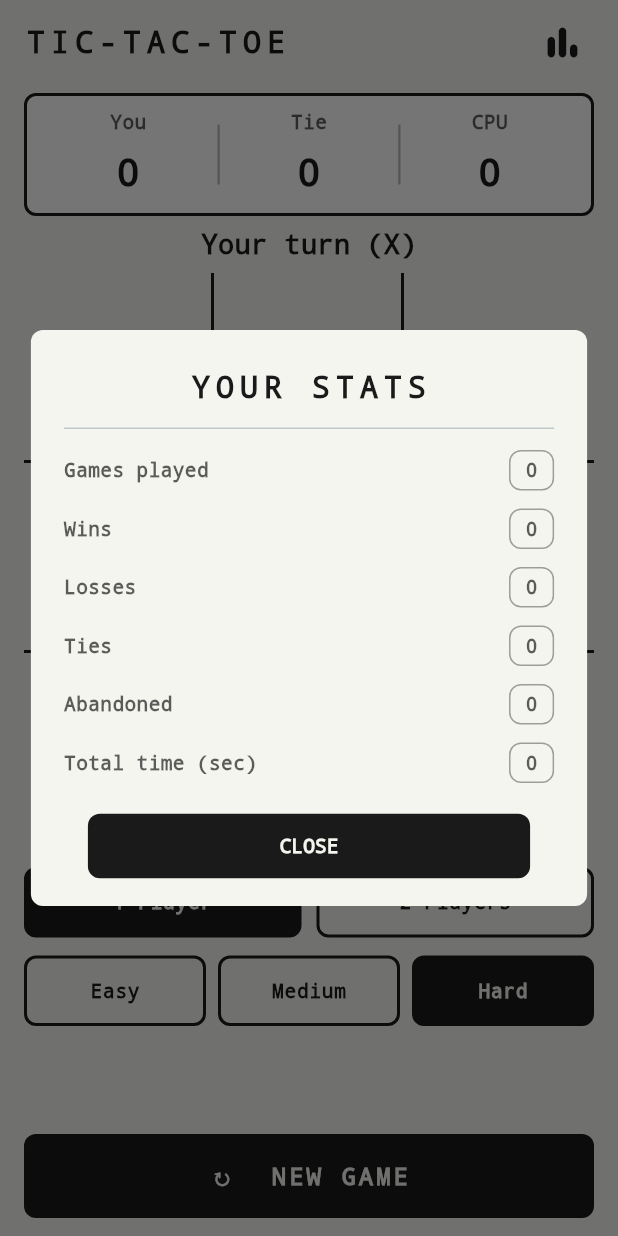
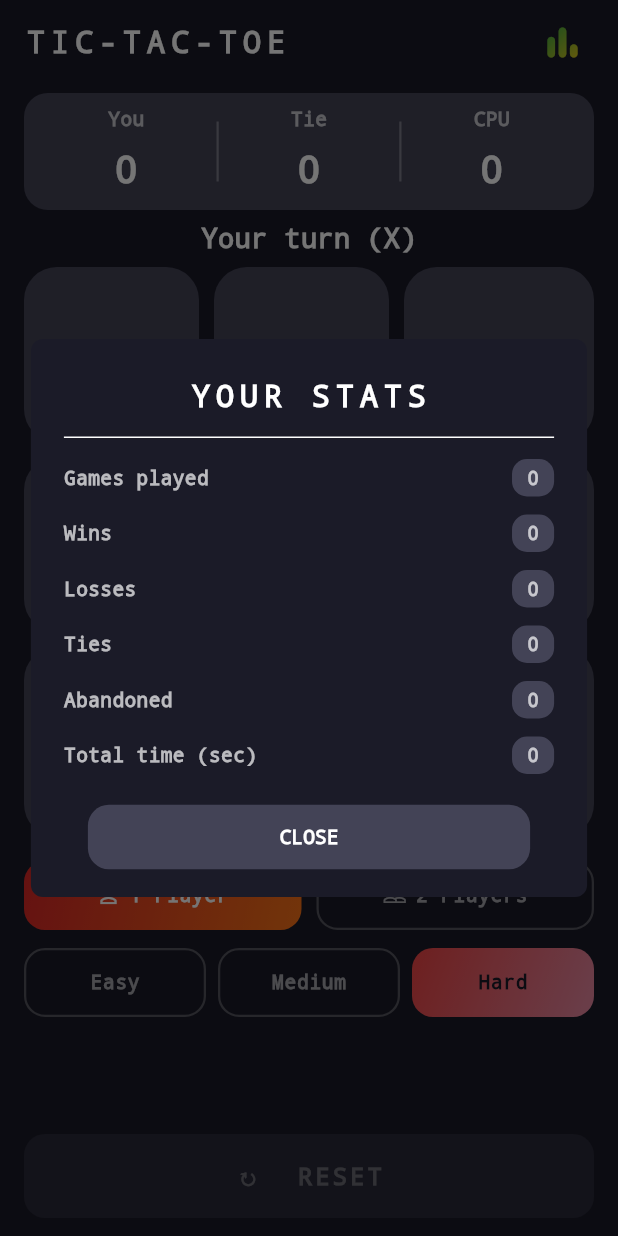
Before and after one commit to shakilab0/tictactoe, a Flutter app: the screen it shows after launch, after a tap on the "bar chart" icon, on a phone screen of 412 x 824 dp. Run offline on Flutter 3.47's test engine with Material 3 defaults, Android fonts, the phone set to English and light mode, and no system bars; our stand-ins replace fpdart, get, hive_ce, hive_ce_flutter, lottie; missing offline and left inert: posthog_flutter; accounts and stored records are empty.

Commit message:
ui modify

```diff
--- a/lib/app/my_app.dart
+++ b/lib/app/my_app.dart
@@ -14,9 +14,13 @@ class MyApp extends StatelessWidget {
       debugShowCheckedModeBanner: false,
       theme: ThemeData(
         useMaterial3: true,
+        brightness: Brightness.dark,
         scaffoldBackgroundColor: AppColor.bg,
         fontFamily: 'monospace',
-        colorScheme: ColorScheme.fromSeed(seedColor: AppColor.fg),
+        colorScheme: const ColorScheme.dark(
+          surface: AppColor.bg,
+          onSurface: AppColor.fg,
+        ),
       ),
       getPages: routes,
       initialRoute: AppRoutes.gamePage,
--- a/lib/config/app_colors.dart
+++ b/lib/config/app_colors.dart
@@ -1,14 +1,20 @@
 import 'package:flutter/material.dart';
 
-/// Centralised colour palette (mirrors the `AppColor` pattern from your
-/// production app). Retro black-on-off-white theme.
+/// Centralised colour palette — dark navy board with slate cells & teal wins.
 class AppColor {
   AppColor._();
 
-  static const Color bg = Color(0xFFF5F5F0); // off-white background
-  static const Color fg = Color(0xFF1A1A1A); // near-black foreground
-  static const Color cell = Color(0xFFFFFFFF); // empty board cell
-  static const Color accent = Color(0xFFB8E986); // winning-line highlight
-  static const Color xColor = Color(0xFF276EF1); // player X (blue)
-  static const Color oColor = Color(0xFFDE1135); // player O (red)
+  static const Color bg = Color(0xFF1B1B28);
+  static const Color fg = Color(0xFFFFFFFF);
+  static const Color cell = Color(0xFF434356);
+  static const Color accent = Color(0xFF3D8F7A);
+  static const Color xColor = Color(0xFFFFFFFF);
+  static const Color oColor = Color(0xFFFF4D4D);
+
+  static const List<Color> onePlayerGradient = [Color(0xFFDC2626), Color(0xFFF97316)];
+  static const List<Color> twoPlayerGradient = [Color(0xFF8B5CF6), Color(0xFFE689A3)];
+  static const List<Color> easyGradient = [Color(0xFF10B981), Color(0xFF6EE7B7)];
+  static const List<Color> mediumGradient = [Color(0xFFF59E0B), Color(0xFFFFB86C)];
+  static const List<Color> hardGradient = [Color(0xFFEF4444), Color(0xFFE689A3)];
+  static const List<Color> statsIconGradient = [Color(0xFF16A34A), Color(0xFFFACC15)];
 }
--- a/lib/config/app_text_style.dart
+++ b/lib/config/app_text_style.dart
@@ -17,7 +17,7 @@ TextStyle textStyleStatus() => const TextStyle(
 TextStyle textStyleLabel() => TextStyle(
       fontSize: 13,
       fontWeight: FontWeight.w600,
-      color: Color.fromRGBO(26, 26, 26, 0.7), // AppColor.fg @ 70%
+      color: AppColor.fg.withOpacity(0.7),
     );
 
 TextStyle textStyleScore() => const TextStyle(
@@ -30,5 +30,5 @@ TextStyle textStyleButton() => const TextStyle(
       fontSize: 16,
       fontWeight: FontWeight.bold,
       letterSpacing: 2,
-      color: AppColor.bg,
+      color: AppColor.fg,
     );
--- a/lib/feature/ticTacToe/presentation/tic_tac_toe_controller.dart
+++ b/lib/feature/ticTacToe/presentation/tic_tac_toe_controller.dart
@@ -43,6 +43,7 @@ class TicTacToeController extends GetxController with WidgetsBindingObserver {
   static const String _cpu = 'O';
   final Random _random = Random();
   int _moveCount = 0;
+  int _moveGeneration = 0;
   bool _gameInProgress = false;
   DateTime _gameStartTime = DateTime.now();
   DateTime _sessionStartTime = DateTime.now();
@@ -55,6 +56,7 @@ class TicTacToeController extends GetxController with WidgetsBindingObserver {
 
   String get leftLabel => mode.value == GameMode.onePlayer ? 'You' : 'Player X';
   String get rightLabel => mode.value == GameMode.onePlayer ? 'CPU' : 'Player O';
+  bool get canRematch => board.any((cell) => cell.isNotEmpty) || gameOver.value;
 
   @override
   void onInit() {
@@ -97,6 +99,7 @@ class TicTacToeController extends GetxController with WidgetsBindingObserver {
 
   // ── Game flow ───────────────────────────────────────────────────────
   void startNewGame() {
+    _moveGeneration++;
     board.assignAll(List.filled(9, ''));
     currentPlayer.value = 'X';
     gameOver.value = false;
@@ -137,8 +140,12 @@ class TicTacToeController extends GetxController with WidgetsBindingObserver {
     if (gameOver.value) return;
 
     if (mode.value == GameMode.onePlayer && currentPlayer.value == _cpu) {
+      final generation = _moveGeneration;
       debugPrint('TTT    🤖 scheduling computer move…');
-      Future.delayed(const Duration(milliseconds: 350), _computerMove);
+      Future.delayed(
+        const Duration(milliseconds: 350),
+        () => _computerMove(generation),
+      );
     }
   }
 
@@ -166,33 +173,59 @@ class TicTacToeController extends GetxController with WidgetsBindingObserver {
     statusMessage.value = _turnMessage();
   }
 
-  void _computerMove() {
-    if (gameOver.value) return;
+  void _computerMove(int generation) {
+    if (generation != _moveGeneration || gameOver.value) return;
+    if (currentPlayer.value != _cpu) return;
+
     final move = _chooseComputerMove();
-    debugPrint('TTT    🤖 computer chose $move');
-    if (move != -1) _placeMark(move, _cpu);
+    debugPrint('TTT    🤖 computer chose $move (${difficulty.value.name})');
+    if (move == -1) return;
+
+    _placeMark(move, _cpu);
   }
 
   // ── AI ──────────────────────────────────────────────────────────────
   int _chooseComputerMove() {
     final empties = _emptyCells(board);
     if (empties.isEmpty) return -1;
+
+    final winMove = _findImmediateMove(_cpu);
+    final blockMove = _findImmediateMove(_you);
+
     switch (difficulty.value) {
       case Difficulty.easy:
+        if (winMove != null && _random.nextDouble() < 0.45) return winMove;
+        if (blockMove != null && _random.nextDouble() < 0.3) return blockMove;
         return empties[_random.nextInt(empties.length)];
+
       case Difficulty.medium:
+        if (winMove != null) return winMove;
+        if (blockMove != null) return blockMove;
         return _random.nextBool()
             ? _bestMove()
             : empties[_random.nextInt(empties.length)];
+
       case Difficulty.hard:
+        if (winMove != null) return winMove;
+        if (blockMove != null) return blockMove;
         return _bestMove();
     }
   }
 
+  int? _findImmediateMove(String player) {
+    for (final i in _emptyCells(board)) {
+      final trial = List<String>.from(board);
+      trial[i] = player;
+      if (_findWinningLine(trial, player) != null) return i;
+    }
+    return null;
+  }
+
   int _bestMove() {
     final b = List<String>.from(board);
-    int bestScore = -1000;
-    int move = -1;
+    var bestScore = -1000;
+    var move = -1;
+
     for (final i in _emptyCells(b)) {
       b[i] = _cpu;
       final score = _minimax(b, 0, false);
@@ -202,7 +235,11 @@ class TicTacToeController extends GetxController with WidgetsBindingObserver {
         move = i;
       }
     }
-    return move;
+
+    if (move != -1) return move;
+
+    final empties = _emptyCells(board);
+    return empties.isEmpty ? -1 : empties[_random.nextInt(empties.length)];
   }
 
   int _minimax(List<String> b, int depth, bool isMaximizing) {
--- a/lib/feature/ticTacToe/presentation/tic_tac_toe_page.dart
+++ b/lib/feature/ticTacToe/presentation/tic_tac_toe_page.dart
@@ -23,9 +23,20 @@ class TicTacToePage extends GetView<TicTacToeController> {
           GestureDetector(
             behavior: HitTestBehavior.opaque,
             onTap: () => _showStats(context),
-            child: const Padding(
-              padding: EdgeInsets.only(right: 22, left: 40, bottom: 6, top: 6),
-              child: Icon(Icons.bar_chart_rounded, color: AppColor.fg, size: 30),
+            child: Padding(
+              padding: const EdgeInsets.only(right: 22, left: 40, bottom: 6, top: 6),
+              child: ShaderMask(
+                shaderCallback: (bounds) => const LinearGradient(
+                  colors: AppColor.statsIconGradient,
+                  begin: Alignment.topLeft,
+                  end: Alignment.bottomRight,
+                ).createShader(bounds),
+                child: const Icon(
+                  Icons.bar_chart_rounded,
+                  color: AppColor.fg,
+                  size: 30,
+                ),
+              ),
             ),
           ),
         ],
@@ -89,8 +100,7 @@ class TicTacToePage extends GetView<TicTacToeController> {
     return Obx(() => Container(
       padding: const EdgeInsets.all(8),
       decoration: BoxDecoration(
-        border: Border.all(color: AppColor.fg, width: 2),
-        borderRadius: BorderRadius.circular(8),
+        borderRadius: BorderRadius.circular(16),
         color: AppColor.cell,
       ),
       child: Row(
@@ -117,46 +127,43 @@ class TicTacToePage extends GetView<TicTacToeController> {
   }
 
   // ── Board ─────────────────────────────────────────────────────────────
-  //  Simple, bullet-proof: 9 cells, each draws its OWN inner grid lines
-  //  (right border for cols 0–1, bottom border for rows 0–1) → "#" look
-  //  with no outer box. No Stack/overlay on top, so taps always register.
+  static const double _cellGap = 10;
+  static const double _cellRadius = 22;
+
   Widget _board() {
     return AspectRatio(
       aspectRatio: 1,
       child: Obx(() => Column(
         children: List.generate(3, (row) {
           return Expanded(
+            child: Padding(
+              padding: EdgeInsets.only(bottom: row < 2 ? _cellGap : 0),
               child: Row(
                 children: List.generate(3, (col) {
                   final int index = row * 3 + col;
                   final String mark = controller.board[index];
                   final bool isWinning = controller.winningLine.contains(index);
                   return Expanded(
+                    child: Padding(
+                      padding: EdgeInsets.only(right: col < 2 ? _cellGap : 0),
                       child: GestureDetector(
                         behavior: HitTestBehavior.opaque,
                         onTap: () {
                           debugPrint('TTT 👉 widget tap reached cell $index');
                           controller.onCellTap(index);
                         },
-                    child: Container(
+                        child: AnimatedContainer(
+                          duration: const Duration(milliseconds: 200),
+                          curve: Curves.easeInOut,
                           decoration: BoxDecoration(
-                        color: isWinning
-                            ? AppColor.accent.withOpacity(0.18)
-                            : Colors.transparent,
-                        border: Border(
-                          right: col < 2
-                              ? const BorderSide(color: AppColor.fg, width: 2)
-                              : BorderSide.none,
-                          bottom: row < 2
-                              ? const BorderSide(color: AppColor.fg, width: 2)
-                              : BorderSide.none,
-                        ),
+                            color: isWinning ? AppColor.accent : AppColor.cell,
+                            borderRadius: BorderRadius.circular(_cellRadius),
                           ),
                           alignment: Alignment.center,
                           child: AnimatedDefaultTextStyle(
                             duration: const Duration(milliseconds: 150),
                             style: TextStyle(
-                          fontSize: mark.isEmpty ? 0 : 60,
+                              fontSize: mark.isEmpty ? 0 : 56,
                               fontWeight: FontWeight.bold,
                               color: mark == 'X' ? AppColor.xColor : AppColor.oColor,
                             ),
@@ -164,8 +171,10 @@ class TicTacToePage extends GetView<TicTacToeController> {
                           ),
                         ),
                       ),
+                    ),
                   );
                 }),
+              ),
             ),
           );
         }),
@@ -178,10 +187,14 @@ class TicTacToePage extends GetView<TicTacToeController> {
     return Obx(() => Row(
       children: [
         _toggle('1 Player', controller.mode.value == GameMode.onePlayer,
-                () => controller.setMode(GameMode.onePlayer)),
+                () => controller.setMode(GameMode.onePlayer),
+                gradient: AppColor.onePlayerGradient,
+                icon: Icons.person_outline),
         const SizedBox(width: 10),
         _toggle('2 Players', controller.mode.value == GameMode.twoPlayer,
-                () => controller.setMode(GameMode.twoPlayer)),
+                () => controller.setMode(GameMode.twoPlayer),
+                gradient: AppColor.twoPlayerGradient,
+                icon: Icons.people_outline),
       ],
     ));
   }
@@ -190,18 +203,32 @@ class TicTacToePage extends GetView<TicTacToeController> {
     return Obx(() => Row(
       children: [
         _toggle('Easy', controller.difficulty.value == Difficulty.easy,
-                () => controller.setDifficulty(Difficulty.easy)),
+                () => controller.setDifficulty(Difficulty.easy),
+                gradient: AppColor.easyGradient,
+                selectedTextColor: AppColor.bg),
         const SizedBox(width: 8),
         _toggle('Medium', controller.difficulty.value == Difficulty.medium,
-                () => controller.setDifficulty(Difficulty.medium)),
+                () => controller.setDifficulty(Difficulty.medium),
+                gradient: AppColor.mediumGradient,
+                selectedTextColor: AppColor.bg),
         const SizedBox(width: 8),
         _toggle('Hard', controller.difficulty.value == Difficulty.hard,
-                () => controller.setDifficulty(Difficulty.hard)),
+                () => controller.setDifficulty(Difficulty.hard),
+                gradient: AppColor.hardGradient,
+                selectedTextColor: AppColor.bg),
       ],
     ));
   }
 
-  Widget _toggle(String label, bool selected, VoidCallback onTap) {
+  Widget _toggle(
+    String label,
+    bool selected,
+    VoidCallback onTap, {
+    required List<Color> gradient,
+    IconData? icon,
+    Color? selectedTextColor,
+  }) {
+    final selectedColor = selectedTextColor ?? AppColor.fg;
     return Expanded(
       child: GestureDetector(
         behavior: HitTestBehavior.opaque,
@@ -212,18 +239,42 @@ class TicTacToePage extends GetView<TicTacToeController> {
           padding: const EdgeInsets.symmetric(vertical: 12),
           alignment: Alignment.center,
           decoration: BoxDecoration(
-            color: selected ? AppColor.fg : Colors.transparent,
-            border: Border.all(color: AppColor.fg, width: 2),
-            borderRadius: BorderRadius.circular(8),
+            gradient: selected
+                ? LinearGradient(
+                    colors: gradient,
+                    begin: Alignment.topLeft,
+                    end: Alignment.bottomRight,
+                  )
+                : null,
+            color: selected ? null : Colors.transparent,
+            border: Border.all(
+              color: selected ? Colors.transparent : AppColor.fg.withOpacity(0.25),
+              width: 1.5,
             ),
-          child: Text(
+            borderRadius: BorderRadius.circular(14),
+          ),
+          child: Row(
+            mainAxisAlignment: MainAxisAlignment.center,
+            mainAxisSize: MainAxisSize.min,
+            children: [
+              if (icon != null) ...[
+                Icon(
+                  icon,
+                  size: 16,
+                  color: selected ? selectedColor : AppColor.fg.withOpacity(0.6),
+                ),
+                const SizedBox(width: 6),
+              ],
+              Text(
                 label,
                 style: TextStyle(
                   fontSize: 13,
                   fontWeight: FontWeight.w700,
                   letterSpacing: 0.5,
-              color: selected ? AppColor.bg : AppColor.fg,
+                  color: selected ? selectedColor : AppColor.fg.withOpacity(0.6),
                 ),
+              ),
+            ],
           ),
         ),
       ),
@@ -231,22 +282,28 @@ class TicTacToePage extends GetView<TicTacToeController> {
   }
 
   Widget _newGameButton() {
-    return SizedBox(
+    return Obx(() {
+      final enabled = controller.canRematch;
+      return Opacity(
+        opacity: enabled ? 1.0 : 0.35,
+        child: SizedBox(
           width: double.infinity,
           child: GestureDetector(
             behavior: HitTestBehavior.opaque,
-        onTap: controller.rematch,
+            onTap: enabled ? controller.rematch : null,
             child: Container(
               padding: const EdgeInsets.symmetric(vertical: 16),
               alignment: Alignment.center,
               decoration: BoxDecoration(
-            color: AppColor.fg,
-            borderRadius: BorderRadius.circular(8),
+                color: AppColor.cell,
+                borderRadius: BorderRadius.circular(14),
               ),
-          child: Text('↻  NEW GAME', style: textStyleButton()),
+              child: Text('↻  RESET', style: textStyleButton()),
+            ),
           ),
         ),
       );
+    });
   }
 
   void _showStats(BuildContext context) {
@@ -286,15 +343,15 @@ class TicTacToePage extends GetView<TicTacToeController> {
                       child: TextButton(
                         onPressed: () => Get.back(),
                         style: TextButton.styleFrom(
-                          backgroundColor: AppColor.fg,
+                          backgroundColor: AppColor.cell,
                           shape: RoundedRectangleBorder(
-                            borderRadius: BorderRadius.circular(8),
+                            borderRadius: BorderRadius.circular(14),
                           ),
                           padding: const EdgeInsets.symmetric(vertical: 12),
                         ),
                         child: Text(
                           'CLOSE',
-                          style: textStyleLabel().copyWith(color: AppColor.bg),
+                          style: textStyleLabel().copyWith(color: AppColor.fg),
                         ),
                       ),
                     ),
@@ -318,8 +375,8 @@ class TicTacToePage extends GetView<TicTacToeController> {
           Container(
             padding: const EdgeInsets.symmetric(horizontal: 10, vertical: 3),
             decoration: BoxDecoration(
-              border: Border.all(color: AppColor.fg.withOpacity(0.4)),
-              borderRadius: BorderRadius.circular(8),
+              color: AppColor.cell,
+              borderRadius: BorderRadius.circular(10),
             ),
             child: Text('$value', style: textStyleLabel()),
           ),
```
Lines whose indentation alone changed are shown as unchanged.
